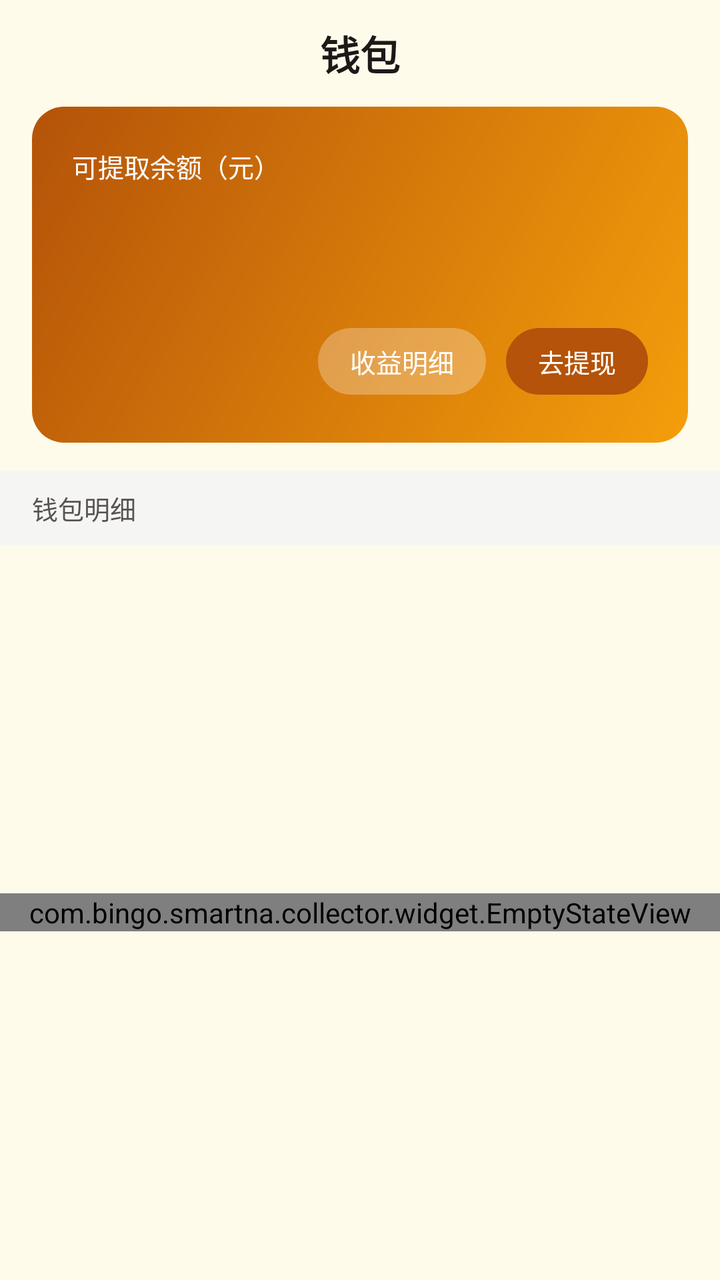
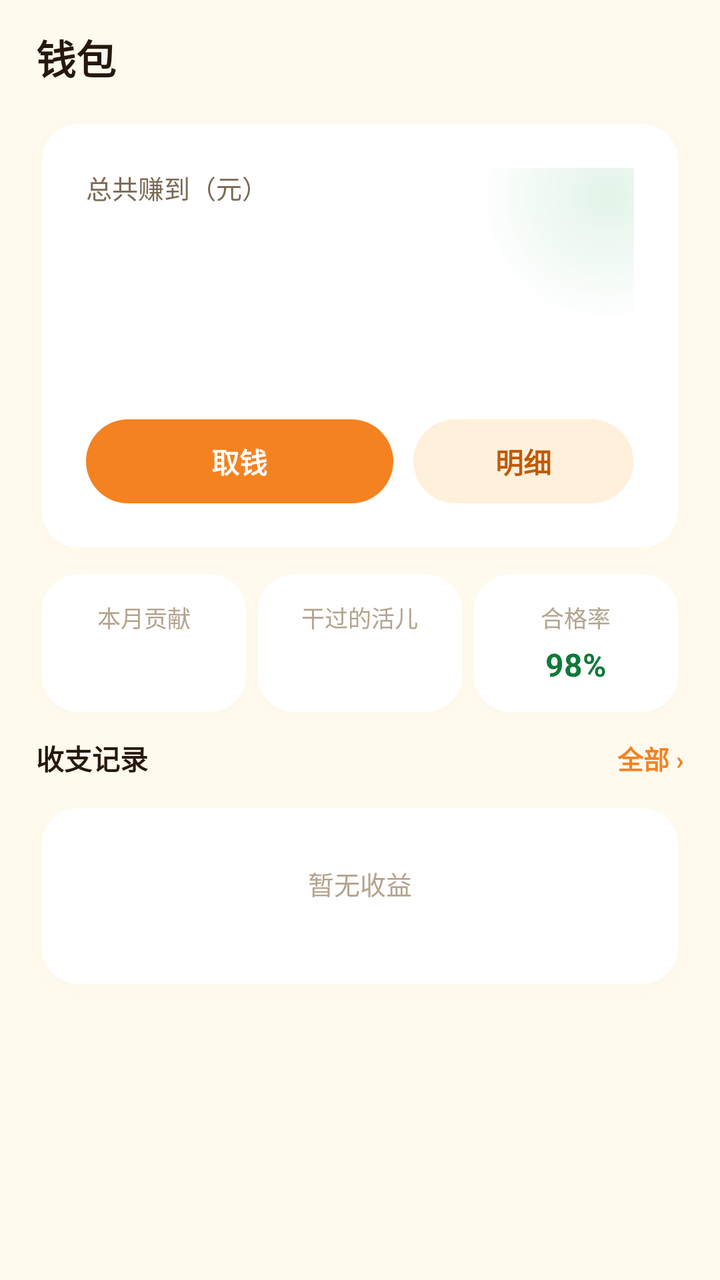

Before-and-after screenshots of an Android layout around one commit, followed by the original layout XML and the change that was made.
<!-- AndroidManifest.xml: application theme Theme.SmartNa -->
<!-- res/layout/fragment_wallet.xml -->
<?xml version="1.0" encoding="utf-8"?>
<LinearLayout xmlns:android="http://schemas.android.com/apk/res/android"
    android:layout_width="match_parent"
    android:layout_height="match_parent"
    android:background="@color/bg_gray"
    android:orientation="vertical">

    <TextView
        android:layout_width="match_parent"
        android:layout_height="wrap_content"
        android:gravity="center"
        android:paddingTop="12dp"
        android:paddingBottom="12dp"
        android:text="@string/tab_wallet"
        android:textColor="@color/text_dark"
        android:textSize="20sp"
        android:textStyle="bold" />

    <FrameLayout
        android:layout_width="match_parent"
        android:layout_height="168dp"
        android:layout_marginStart="16dp"
        android:layout_marginEnd="16dp"
        android:background="@drawable/bg_wallet_card"
        android:padding="20dp">

        <LinearLayout
            android:layout_width="match_parent"
            android:layout_height="wrap_content"
            android:orientation="vertical">

            <TextView
                android:layout_width="wrap_content"
                android:layout_height="wrap_content"
                android:text="@string/wallet_balance_label"
                android:textColor="@color/white"
                android:textSize="13sp" />

            <TextView
                android:id="@+id/tvBalance"
                android:layout_width="wrap_content"
                android:layout_height="wrap_content"
                android:layout_marginTop="8dp"
                android:textColor="@color/white"
                android:textSize="42sp"
                android:textStyle="bold" />
        </LinearLayout>

        <LinearLayout
            android:layout_width="wrap_content"
            android:layout_height="wrap_content"
            android:layout_gravity="bottom|end"
            android:orientation="horizontal"
            android:paddingBottom="4dp">

            <TextView
                android:id="@+id/btnDetail"
                android:layout_width="wrap_content"
                android:layout_height="wrap_content"
                android:background="@drawable/bg_wallet_ghost_btn"
                android:paddingStart="16dp"
                android:paddingEnd="16dp"
                android:paddingTop="7dp"
                android:paddingBottom="7dp"
                android:text="@string/wallet_detail"
                android:textColor="@color/white"
                android:textSize="13sp" />

            <TextView
                android:id="@+id/btnWithdraw"
                android:layout_width="wrap_content"
                android:layout_height="wrap_content"
                android:layout_marginStart="10dp"
                android:background="@drawable/bg_wallet_withdraw"
                android:paddingStart="16dp"
                android:paddingEnd="16dp"
                android:paddingTop="7dp"
                android:paddingBottom="7dp"
                android:text="@string/wallet_withdraw"
                android:textColor="@color/white"
                android:textSize="13sp" />
        </LinearLayout>
    </FrameLayout>

    <TextView
        android:layout_width="match_parent"
        android:layout_height="wrap_content"
        android:layout_marginTop="14dp"
        android:background="@color/section_gray"
        android:paddingStart="16dp"
        android:paddingEnd="16dp"
        android:paddingTop="9dp"
        android:paddingBottom="9dp"
        android:text="@string/wallet_section"
        android:textColor="@color/text_gray"
        android:textSize="13sp" />

    <FrameLayout
        android:layout_width="match_parent"
        android:layout_height="0dp"
        android:layout_weight="1">

        <com.bingo.smartna.collector.widget.EmptyStateView
            android:id="@+id/emptyView"
            android:layout_width="match_parent"
            android:layout_height="wrap_content"
            android:layout_gravity="center" />

        <androidx.recyclerview.widget.RecyclerView
            android:id="@+id/rvEntries"
            android:layout_width="match_parent"
            android:layout_height="match_parent"
            android:clipToPadding="false"
            android:paddingStart="16dp"
            android:paddingEnd="16dp"
            android:paddingTop="6dp"
            android:paddingBottom="6dp"
            android:visibility="gone" />
    </FrameLayout>
</LinearLayout>
<!-- resources referenced by this layout -->
<resources>
  <color name="bg_gray">@color/bg_page</color>
  <color name="section_gray">@color/surface_muted</color>
  <color name="text_dark">@color/text_primary</color>
  <color name="text_gray">@color/text_secondary</color>
  <color name="white">#FFFFFFFF</color>
  <!-- drawable bg_wallet_card (drawable) -->
  <?xml version="1.0" encoding="utf-8"?>
  <shape xmlns:android="http://schemas.android.com/apk/res/android">
      <gradient
          android:angle="135"
          android:endColor="@color/brand_primary_active"
          android:startColor="@color/brand_primary_hover"
          android:type="linear" />
      <corners android:radius="16dp" />
  </shape>
  <!-- drawable bg_wallet_ghost_btn (drawable) -->
  <?xml version="1.0" encoding="utf-8"?>
  <shape xmlns:android="http://schemas.android.com/apk/res/android">
      <solid android:color="@color/white_28" />
      <corners android:radius="50dp" />
  </shape>
  <!-- drawable bg_wallet_withdraw (drawable) -->
  <?xml version="1.0" encoding="utf-8"?>
  <shape xmlns:android="http://schemas.android.com/apk/res/android">
      <solid android:color="@color/blue_deep" />
      <corners android:radius="50dp" />
  </shape>
  <string name="tab_wallet">钱包</string>
  <string name="wallet_balance_label">可提取余额（元）</string>
  <string name="wallet_detail">收益明细</string>
  <string name="wallet_section">钱包明细</string>
  <string name="wallet_withdraw">去提现</string>
  <style name="Theme.SmartNa" parent="Theme.MaterialComponents.Light.NoActionBar">
          <item name="colorPrimary">@color/brand_primary</item>
          <item name="colorPrimaryVariant">@color/brand_primary_active</item>
          <item name="colorOnPrimary">@color/white</item>
          <item name="colorSecondary">@color/brand_primary</item>
          <item name="colorSecondaryVariant">@color/brand_primary_active</item>
          <item name="colorOnSecondary">@color/white</item>
          <item name="android:statusBarColor">@color/bg_page</item>
          <item name="android:windowLightStatusBar">true</item>
          <item name="android:windowBackground">@color/bg_page</item>
          <item name="android:navigationBarColor">@color/card_white</item>
          <item name="android:textColorPrimary">@color/text_dark</item>
          <item name="bottomNavigationStyle">@style/Widget.SmartNa.BottomNav</item>
      </style>
  <color name="bg_page">#FFFBEB</color>
  <color name="surface_muted">#F5F5F4</color>
  <color name="text_primary">#1C1917</color>
  <color name="text_secondary">#57534E</color>
  <color name="brand_primary_active">#B45309</color>
  <color name="brand_primary_hover">#F59E0B</color>
  <color name="white_28">#47FFFFFF</color>
  <color name="blue_deep">@color/brand_primary_active</color>
  <color name="brand_primary">#D97706</color>
  <color name="card_white">@color/surface_card</color>
  <style name="Widget.SmartNa.BottomNav" parent="Widget.MaterialComponents.BottomNavigationView">
          <item name="itemIconTint">@color/selector_tab_color</item>
          <item name="itemTextColor">@color/selector_tab_color</item>
          <item name="elevation">0dp</item>
          <item name="backgroundTint">@color/card_white</item>
          <item name="labelVisibilityMode">labeled</item>
          <item name="itemRippleColor">@android:color/transparent</item>
      </style>
  <color name="surface_card">#FFFFFF</color>
</resources>

<!-- the commit's change to res/layout/fragment_wallet.xml (unified diff, before → after) -->
@@ -1,120 +1,297 @@
 <?xml version="1.0" encoding="utf-8"?>
 <LinearLayout xmlns:android="http://schemas.android.com/apk/res/android"
+    xmlns:app="http://schemas.android.com/apk/res-auto"
     android:layout_width="match_parent"
     android:layout_height="match_parent"
-    android:background="@color/bg_gray"
+    android:background="@color/bg_page"
     android:orientation="vertical">
 
     <TextView
         android:layout_width="match_parent"
         android:layout_height="wrap_content"
-        android:gravity="center"
-        android:paddingTop="12dp"
-        android:paddingBottom="12dp"
+        android:paddingStart="18dp"
+        android:paddingTop="14dp"
+        android:paddingEnd="18dp"
         android:text="@string/tab_wallet"
-        android:textColor="@color/text_dark"
+        android:textColor="@color/text_primary"
         android:textSize="20sp"
         android:textStyle="bold" />
 
-    <FrameLayout
+    <androidx.core.widget.NestedScrollView
         android:layout_width="match_parent"
-        android:layout_height="168dp"
-        android:layout_marginStart="16dp"
-        android:layout_marginEnd="16dp"
-        android:background="@drawable/bg_wallet_card"
-        android:padding="20dp">
+        android:layout_height="0dp"
+        android:layout_weight="1"
+        android:clipChildren="false"
+        android:clipToPadding="false"
+        android:fillViewport="true"
+        android:overScrollMode="never"
+        android:paddingStart="18dp"
+        android:paddingTop="14dp"
+        android:paddingEnd="18dp"
+        android:paddingBottom="16dp">
 
         <LinearLayout
             android:layout_width="match_parent"
             android:layout_height="wrap_content"
+            android:clipChildren="false"
             android:orientation="vertical">
 
-            <TextView
-                android:layout_width="wrap_content"
-                android:layout_height="wrap_content"
-                android:text="@string/wallet_balance_label"
-                android:textColor="@color/white"
-                android:textSize="13sp" />
-
-            <TextView
-                android:id="@+id/tvBalance"
-                android:layout_width="wrap_content"
+            <com.google.android.material.card.MaterialCardView
+                android:layout_width="match_parent"
+                android:layout_height="wrap_content"
+                style="@style/Widget.SmartNa.Card">
+
+                <FrameLayout
+                    android:layout_width="match_parent"
+                    android:layout_height="wrap_content"
+                    android:padding="22dp">
+
+                    <View
+                        android:layout_width="130dp"
+                        android:layout_height="130dp"
+                        android:layout_gravity="end|top"
+                        android:layout_marginTop="-52dp"
+                        android:layout_marginEnd="-52dp"
+                        android:background="@drawable/bg_wallet_glow" />
+
+                    <LinearLayout
+                        android:layout_width="match_parent"
+                        android:layout_height="wrap_content"
+                        android:orientation="vertical">
+
+                        <TextView
+                            android:layout_width="wrap_content"
+                            android:layout_height="wrap_content"
+                            android:text="@string/wallet_total_label"
+                            android:textColor="@color/text_secondary"
+                            android:textSize="13sp" />
+
+                        <TextView
+                            android:id="@+id/tvBalance"
+                            android:layout_width="wrap_content"
+                            android:layout_height="wrap_content"
+                            android:layout_marginTop="8dp"
+                            android:letterSpacing="-0.02"
+                            android:textColor="@color/money_green"
+                            android:textSize="44sp"
+                            android:textStyle="bold" />
+
+                        <LinearLayout
+                            android:layout_width="match_parent"
+                            android:layout_height="wrap_content"
+                            android:layout_marginTop="6dp"
+                            android:orientation="horizontal">
+
+                            <TextView
+                                android:id="@+id/tvMonthGain"
+                                android:layout_width="wrap_content"
+                                android:layout_height="wrap_content"
+                                android:textColor="@color/text_tertiary"
+                                android:textSize="11.5sp" />
+
+                            <TextView
+                                android:id="@+id/tvPending"
+                                android:layout_width="wrap_content"
+                                android:layout_height="wrap_content"
+                                android:layout_marginStart="18dp"
+                                android:textColor="@color/text_tertiary"
+                                android:textSize="11.5sp" />
+                        </LinearLayout>
+
+                        <LinearLayout
+                            android:layout_width="match_parent"
+                            android:layout_height="wrap_content"
+                            android:layout_marginTop="18dp"
+                            android:orientation="horizontal">
+
+                            <TextView
+                                android:id="@+id/btnWithdraw"
+                                android:layout_width="0dp"
+                                android:layout_height="42dp"
+                                android:layout_weight="1.4"
+                                android:background="@drawable/bg_btn_primary"
+                                android:gravity="center"
+                                android:text="@string/wallet_withdraw"
+                                android:textColor="@color/white"
+                                android:textSize="14sp"
+                                android:textStyle="bold" />
+
+                            <TextView
+                                android:id="@+id/btnDetail"
+                                android:layout_width="0dp"
+                                android:layout_height="42dp"
+                                android:layout_marginStart="10dp"
+                                android:layout_weight="1"
+                                android:background="@drawable/bg_btn_ghost"
+                                android:gravity="center"
+                                android:text="@string/wallet_detail"
+                                android:textColor="@color/brand_primary_active"
+                                android:textSize="14sp"
+                                android:textStyle="bold" />
+                        </LinearLayout>
+                    </LinearLayout>
+                </FrameLayout>
+            </com.google.android.material.card.MaterialCardView>
+
+            <LinearLayout
+                android:layout_width="match_parent"
+                android:layout_height="wrap_content"
+                android:layout_marginTop="4dp"
+                android:clipChildren="false"
+                android:clipToPadding="false"
+                android:orientation="horizontal">
+
+                <com.google.android.material.card.MaterialCardView
+                    android:layout_width="0dp"
+                    android:layout_height="match_parent"
+                    android:layout_weight="1"
+                    style="@style/Widget.SmartNa.Card">
+
+                    <LinearLayout
+                        android:layout_width="match_parent"
+                        android:layout_height="wrap_content"
+                        android:gravity="center"
+                        android:orientation="vertical"
+                        android:padding="13dp">
+
+                        <TextView
+                            android:layout_width="wrap_content"
+                            android:layout_height="wrap_content"
+                            android:text="@string/wallet_stat_frames_label"
+                            android:textColor="@color/text_tertiary"
+                            android:textSize="11.5sp" />
+
+                        <TextView
+                            android:id="@+id/tvStatsFrames"
+                            android:layout_width="wrap_content"
+                            android:layout_height="wrap_content"
+                            android:layout_marginTop="4dp"
+                            android:textColor="@color/text_primary"
+                            android:textSize="16sp"
+                            android:textStyle="bold" />
+                    </LinearLayout>
+                </com.google.android.material.card.MaterialCardView>
+
+                <com.google.android.material.card.MaterialCardView
+                    android:layout_width="0dp"
+                    android:layout_height="match_parent"
+                    android:layout_weight="1"
+                    style="@style/Widget.SmartNa.Card">
+
+                    <LinearLayout
+                        android:layout_width="match_parent"
+                        android:layout_height="wrap_content"
+                        android:gravity="center"
+                        android:orientation="vertical"
+                        android:padding="13dp">
+
+                        <TextView
+                            android:layout_width="wrap_content"
+                            android:layout_height="wrap_content"
+                            android:text="@string/wallet_stat_jobs_label"
+                            android:textColor="@color/text_tertiary"
+                            android:textSize="11.5sp" />
+
+                        <TextView
+                            android:id="@+id/tvStatsJobs"
+                            android:layout_width="wrap_content"
+                            android:layout_height="wrap_content"
+                            android:layout_marginTop="4dp"
+                            android:textColor="@color/text_primary"
+                            android:textSize="16sp"
+                            android:textStyle="bold" />
+                    </LinearLayout>
+                </com.google.android.material.card.MaterialCardView>
+
+                <com.google.android.material.card.MaterialCardView
+                    android:layout_width="0dp"
+                    android:layout_height="match_parent"
+                    android:layout_weight="1"
+                    style="@style/Widget.SmartNa.Card">
+
+                    <LinearLayout
+                        android:layout_width="match_parent"
+                        android:layout_height="wrap_content"
+                        android:gravity="center"
+                        android:orientation="vertical"
+                        android:padding="13dp">
+
+                        <TextView
+                            android:layout_width="wrap_content"
+                            android:layout_height="wrap_content"
+                            android:text="@string/wallet_stat_rate_label"
+                            android:textColor="@color/text_tertiary"
+                            android:textSize="11.5sp" />
+
+                        <TextView
+                            android:id="@+id/tvStatsRate"
+                            android:layout_width="wrap_content"
+                            android:layout_height="wrap_content"
+                            android:layout_marginTop="4dp"
+                            android:text="@string/wallet_stat_rate_value"
+                            android:textColor="@color/money_green_deep"
+                            android:textSize="16sp"
+                            android:textStyle="bold" />
+                    </LinearLayout>
+                </com.google.android.material.card.MaterialCardView>
+            </LinearLayout>
+
+            <LinearLayout
+                android:layout_width="match_parent"
                 android:layout_height="wrap_content"
                 android:layout_marginTop="8dp"
-                android:textColor="@color/white"
-                android:textSize="42sp"
-                android:textStyle="bold" />
+                android:gravity="center_vertical"
+                android:orientation="horizontal">
+
+                <TextView
+                    android:layout_width="0dp"
+                    android:layout_height="wrap_content"
+                    android:layout_weight="1"
+                    android:text="@string/wallet_section"
+                    android:textColor="@color/text_primary"
+                    android:textSize="14sp"
+                    android:textStyle="bold" />
+
+                <TextView
+                    android:id="@+id/btnAllLedger"
+                    android:layout_width="wrap_content"
+                    android:layout_height="wrap_content"
+                    android:text="@string/wallet_see_all"
+                    android:textColor="@color/brand_primary"
+                    android:textSize="13sp"
+                    android:textStyle="bold" />
+            </LinearLayout>
+
+            <com.google.android.material.card.MaterialCardView
+                android:layout_width="match_parent"
+                android:layout_height="wrap_content"
+                android:layout_marginTop="10dp"
+                style="@style/Widget.SmartNa.Card">
+
+                <FrameLayout
+                    android:layout_width="match_parent"
+                    android:layout_height="wrap_content"
+                    android:minHeight="88dp">
+
+                    <TextView
+                        android:id="@+id/emptyView"
+                        android:layout_width="match_parent"
+                        android:layout_height="wrap_content"
+                        android:gravity="center"
+                        android:padding="28dp"
+                        android:text="@string/wallet_empty"
+                        android:textColor="@color/text_tertiary"
+                        android:textSize="13sp" />
+
+                    <androidx.recyclerview.widget.RecyclerView
+                        android:id="@+id/rvEntries"
+                        android:layout_width="match_parent"
+                        android:layout_height="wrap_content"
+                        android:nestedScrollingEnabled="false"
+                        android:overScrollMode="never"
+                        android:visibility="gone" />
+                </FrameLayout>
+            </com.google.android.material.card.MaterialCardView>
         </LinearLayout>
-
-        <LinearLayout
-            android:layout_width="wrap_content"
-            android:layout_height="wrap_content"
-            android:layout_gravity="bottom|end"
-            android:orientation="horizontal"
-            android:paddingBottom="4dp">
-
-            <TextView
-                android:id="@+id/btnDetail"
-                android:layout_width="wrap_content"
-                android:layout_height="wrap_content"
-                android:background="@drawable/bg_wallet_ghost_btn"
-                android:paddingStart="16dp"
-                android:paddingEnd="16dp"
-                android:paddingTop="7dp"
-                android:paddingBottom="7dp"
-                android:text="@string/wallet_detail"
-                android:textColor="@color/white"
-                android:textSize="13sp" />
-
-            <TextView
-                android:id="@+id/btnWithdraw"
-                android:layout_width="wrap_content"
-                android:layout_height="wrap_content"
-                android:layout_marginStart="10dp"
-                android:background="@drawable/bg_wallet_withdraw"
-                android:paddingStart="16dp"
-                android:paddingEnd="16dp"
-                android:paddingTop="7dp"
-                android:paddingBottom="7dp"
-                android:text="@string/wallet_withdraw"
-                android:textColor="@color/white"
-                android:textSize="13sp" />
-        </LinearLayout>
-    </FrameLayout>
-
-    <TextView
-        android:layout_width="match_parent"
-        android:layout_height="wrap_content"
-        android:layout_marginTop="14dp"
-        android:background="@color/section_gray"
-        android:paddingStart="16dp"
-        android:paddingEnd="16dp"
-        android:paddingTop="9dp"
-        android:paddingBottom="9dp"
-        android:text="@string/wallet_section"
-        android:textColor="@color/text_gray"
-        android:textSize="13sp" />
-
-    <FrameLayout
-        android:layout_width="match_parent"
-        android:layout_height="0dp"
-        android:layout_weight="1">
-
-        <com.bingo.smartna.collector.widget.EmptyStateView
-            android:id="@+id/emptyView"
-            android:layout_width="match_parent"
-            android:layout_height="wrap_content"
-            android:layout_gravity="center" />
-
-        <androidx.recyclerview.widget.RecyclerView
-            android:id="@+id/rvEntries"
-            android:layout_width="match_parent"
-            android:layout_height="match_parent"
-            android:clipToPadding="false"
-            android:paddingStart="16dp"
-            android:paddingEnd="16dp"
-            android:paddingTop="6dp"
-            android:paddingBottom="6dp"
-            android:visibility="gone" />
-    </FrameLayout>
+    </androidx.core.widget.NestedScrollView>
 </LinearLayout>
<!-- resource entries referenced after the edit -->
@@ -1,37 +1,51 @@
 <!-- resources referenced by this layout -->
 <resources>
-  <color name="bg_gray">@color/bg_page</color>
-  <color name="section_gray">@color/surface_muted</color>
   <color name="text_dark">@color/text_primary</color>
-  <color name="text_gray">@color/text_secondary</color>
   <color name="white">#FFFFFFFF</color>
-  <!-- drawable bg_wallet_card (drawable) -->
+  <!-- drawable bg_btn_ghost (drawable) -->
   <?xml version="1.0" encoding="utf-8"?>
   <shape xmlns:android="http://schemas.android.com/apk/res/android">
-      <gradient
-          android:angle="135"
-          android:endColor="@color/brand_primary_active"
-          android:startColor="@color/brand_primary_hover"
-          android:type="linear" />
-      <corners android:radius="16dp" />
+      <solid android:color="@color/brand_soft" />
+      <corners android:radius="27dp" />
   </shape>
-  <!-- drawable bg_wallet_ghost_btn (drawable) -->
+  <!-- drawable bg_btn_primary (drawable) -->
   <?xml version="1.0" encoding="utf-8"?>
   <shape xmlns:android="http://schemas.android.com/apk/res/android">
-      <solid android:color="@color/white_28" />
-      <corners android:radius="50dp" />
+      <solid android:color="@color/brand_primary" />
+      <corners android:radius="27dp" />
   </shape>
-  <!-- drawable bg_wallet_withdraw (drawable) -->
+  <!-- drawable bg_wallet_glow (drawable) -->
   <?xml version="1.0" encoding="utf-8"?>
-  <shape xmlns:android="http://schemas.android.com/apk/res/android">
-      <solid android:color="@color/blue_deep" />
-      <corners android:radius="50dp" />
+  <shape xmlns:android="http://schemas.android.com/apk/res/android"
+      android:shape="oval">
+      <gradient
+          android:endColor="#0016A34A"
+          android:gradientRadius="65dp"
+          android:startColor="#1F16A34A"
+          android:type="radial" />
   </shape>
   <string name="tab_wallet">钱包</string>
-  <string name="wallet_balance_label">可提取余额（元）</string>
-  <string name="wallet_detail">收益明细</string>
-  <string name="wallet_section">钱包明细</string>
-  <string name="wallet_withdraw">去提现</string>
+  <string name="wallet_detail">明细</string>
+  <string name="wallet_empty">暂无收益</string>
+  <string name="wallet_section">收支记录</string>
+  <string name="wallet_see_all">全部 ›</string>
+  <string name="wallet_stat_frames_label">本月贡献</string>
+  <string name="wallet_stat_jobs_label">干过的活儿</string>
+  <string name="wallet_stat_rate_label">合格率</string>
+  <string name="wallet_stat_rate_value">98%</string>
+  <string name="wallet_total_label">总共赚到（元）</string>
+  <string name="wallet_withdraw">取钱</string>
+  <style name="Widget.SmartNa.Card" parent="Widget.MaterialComponents.CardView">
+          <item name="cardBackgroundColor">@color/card_white</item>
+          <item name="cardCornerRadius">18dp</item>
+          <item name="cardElevation">3dp</item>
+          <item name="cardUseCompatPadding">true</item>
+          <item name="strokeWidth">0dp</item>
+          <item name="cardPreventCornerOverlap">false</item>
+          <item name="rippleColor">@android:color/transparent</item>
+          <item name="android:clickable">false</item>
+          <item name="android:focusable">false</item>
+      </style>
   <style name="Theme.SmartNa" parent="Theme.MaterialComponents.Light.NoActionBar">
           <item name="colorPrimary">@color/brand_primary</item>
           <item name="colorPrimaryVariant">@color/brand_primary_active</item>
@@ -46,15 +60,15 @@
           <item name="android:textColorPrimary">@color/text_dark</item>
           <item name="bottomNavigationStyle">@style/Widget.SmartNa.BottomNav</item>
       </style>
-  <color name="bg_page">#FFFBEB</color>
-  <color name="surface_muted">#F5F5F4</color>
-  <color name="text_primary">#1C1917</color>
-  <color name="text_secondary">#57534E</color>
-  <color name="brand_primary_active">#B45309</color>
-  <color name="brand_primary_hover">#F59E0B</color>
-  <color name="white_28">#47FFFFFF</color>
-  <color name="blue_deep">@color/brand_primary_active</color>
-  <color name="brand_primary">#D97706</color>
+  <color name="brand_soft">#FFF0DB</color>
+  <color name="bg_page">#FFF9EE</color>
+  <color name="text_primary">#26180A</color>
+  <color name="text_secondary">#7A6A55</color>
+  <color name="text_tertiary">#B3A48E</color>
+  <color name="brand_primary_active">#C05A00</color>
+  <color name="money_green">#16A34A</color>
+  <color name="money_green_deep">#0E7A38</color>
+  <color name="brand_primary">#F58220</color>
   <color name="card_white">@color/surface_card</color>
   <style name="Widget.SmartNa.BottomNav" parent="Widget.MaterialComponents.BottomNavigationView">
           <item name="itemIconTint">@color/selector_tab_color</item>
